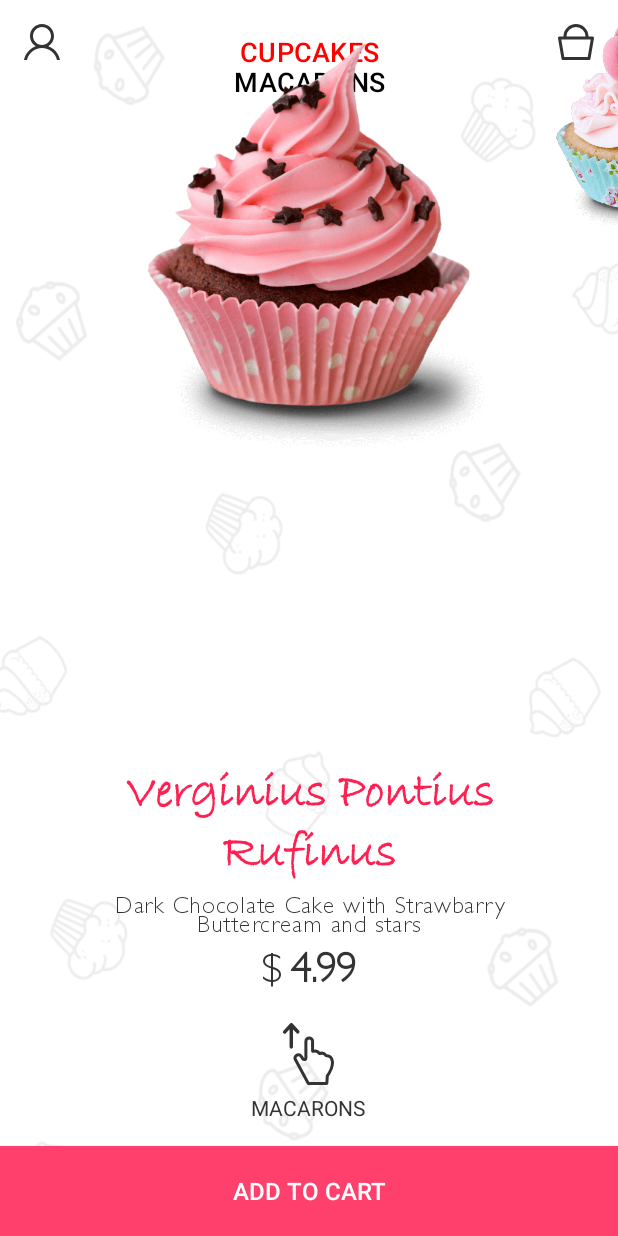
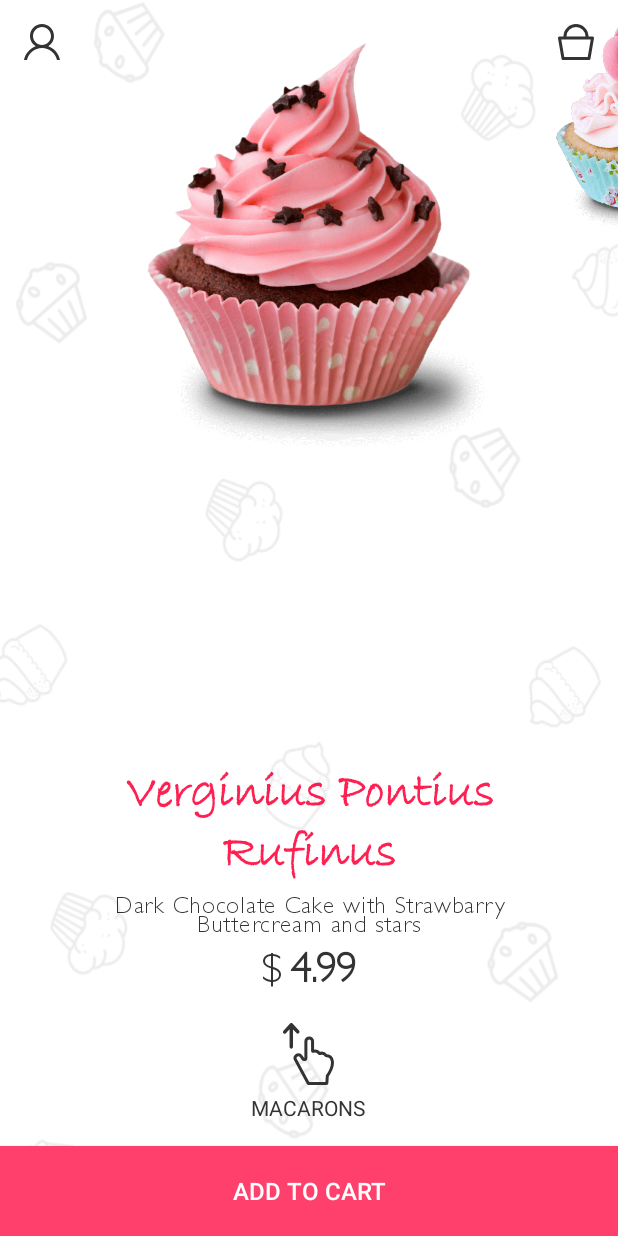
Before and after one commit to softermii/babalex, an Android app: the screen it shows after launch (MainActivity), on a phone screen of 412 x 824 dp. Run offline under Robolectric (Android 15) with nearby library versions, the light colour scheme and no system bars.

Commit message:
- categories RecyclerView scroll positions and behaviour corrections

```diff
--- a/app/src/main/java/com/shakenbeer/babalex/CategoryAdapter.java
+++ b/app/src/main/java/com/shakenbeer/babalex/CategoryAdapter.java
@@ -1,6 +1,9 @@
 package com.shakenbeer.babalex;
 
+import android.content.Context;
 import android.graphics.Color;
+import android.graphics.Paint;
+import android.graphics.Typeface;
 import android.support.v7.widget.RecyclerView;
 import android.view.LayoutInflater;
 import android.view.View;
@@ -17,10 +20,15 @@ class CategoryAdapter extends RecyclerView.Adapter<CategoryAdapter.CategoryViewH
 
     private static final String TAG = "CategoryAdapter";
     private int selected;
+    private Context context;
     private List<Category> items = new ArrayList<>();
 
-    CategoryAdapter(List<Category> categories) {
+    private final Typeface gillSansLight;
+
+    CategoryAdapter(Context context, List<Category> categories) {
+        this.context = context;
         this.items = categories;
+        gillSansLight = Typeface.createFromAsset(context.getAssets(), "GillSansLight.ttf");
     }
 
     @Override
@@ -35,9 +43,15 @@ class CategoryAdapter extends RecyclerView.Adapter<CategoryAdapter.CategoryViewH
         Category category = items.get(position);
         holder.categoryTextView.setText(category.getName());
         if (position == selected) {
+            holder.categoryTextView.setTypeface(gillSansLight, Typeface.BOLD);
+            holder.categoryTextView.setTextSize(24);
             holder.categoryTextView.setTextColor(Color.RED);
+            holder.categoryTextView.setPaintFlags(holder.categoryTextView.getPaintFlags() | Paint.UNDERLINE_TEXT_FLAG);
         } else {
+            holder.categoryTextView.setTypeface(gillSansLight, Typeface.NORMAL);
+            holder.categoryTextView.setTextSize(18);
             holder.categoryTextView.setTextColor(Color.BLACK);
+            holder.categoryTextView.setPaintFlags(0);
         }
     }
 
--- a/app/src/main/java/com/shakenbeer/babalex/MainActivity.java
+++ b/app/src/main/java/com/shakenbeer/babalex/MainActivity.java
@@ -5,6 +5,7 @@ import android.os.Bundle;
 import android.support.v7.app.AppCompatActivity;
 import android.support.v7.widget.LinearLayoutManager;
 import android.support.v7.widget.RecyclerView;
+import android.util.Log;
 import android.widget.LinearLayout;
 import android.widget.TextView;
 
@@ -17,6 +18,7 @@ import static android.support.v7.widget.RecyclerView.SCROLL_STATE_IDLE;
 
 public class MainActivity extends AppCompatActivity {
 
+    private static final String TAG = "MainActivity";
     private SuperBabalexView superBabalex;
     private SuperBabalexAdapter superBabalexAdapter;
     private TextView babalexItemTitle;
@@ -73,7 +75,7 @@ public class MainActivity extends AppCompatActivity {
         babalexItemPrice.setTypeface(textRegularTypeface, Typeface.BOLD);
         babalexCurrencySign.setTypeface(textRegularTypeface);
 
-        categoryAdapter = new CategoryAdapter(Storage.animals().getCategories());
+        categoryAdapter = new CategoryAdapter(this, Storage.animals().getCategories());
         scrollLinearLayoutManager = new SmoothScrollLinearLayoutManager(this, LinearLayoutManager.VERTICAL, false);
         categoriesRecyclerView = (RecyclerView) findViewById(R.id.categories);
         categoriesManager = new CategoriesRecyclerViewManager(categoriesRecyclerView,
@@ -121,8 +123,9 @@ public class MainActivity extends AppCompatActivity {
                 I used this dependency:  ((shiftByY * 1.2f) / imageHeight).
                 1.2f is a little adjustment for the animation acceleration.
              */
-            float translationY = shiftByY * 0.4f + ((shiftByY * 1.2f) / imageHeight);
+            float translationY = shiftByY * .7f + ((shiftByY * 1.2f) / imageHeight);
             categoriesRecyclerView.setTranslationY(translationY);
+            categoriesRecyclerView.setAlpha(shiftByY * 1.08f / imageHeight);
             float scaleFactor = 1 + .25f * ((float) shiftByY / imageHeight);
             categoriesRecyclerView.setScaleX(scaleFactor);
             categoriesRecyclerView.setScaleY(scaleFactor);
@@ -130,6 +133,7 @@ public class MainActivity extends AppCompatActivity {
 
         @Override
         public void categoryChanged(int activePosition) {
+            Log.d(TAG, "categoryChanged: " + activePosition);
             categoriesManager.onCategoryChanged(activePosition);
             categoryAdapter.setSelected(activePosition);
         }
--- a/app/src/main/java/com/shakenbeer/babalex/SuperBabalexView.java
+++ b/app/src/main/java/com/shakenbeer/babalex/SuperBabalexView.java
@@ -13,6 +13,7 @@ import android.util.Log;
 public class SuperBabalexView extends RecyclerView {
 
     private final SnapHelper snapperCarr = new PagerSnapHelper();
+    private static final String TAG = "SuperBabalexView";
 
     private BabalexView target;
     private int changeCategoryEdge = 0;
@@ -46,8 +47,8 @@ public class SuperBabalexView extends RecyclerView {
     protected void onLayout(boolean changed, int l, int t, int r, int b) {
         super.onLayout(changed, l, t, r, b);
         BabalexView babalexView = (BabalexView) getChildAt(0);
-        Log.d("SuperBabalexView", "onLayout image = " + babalexView.getImageHeight() + "");
-        changeCategoryEdge = (int) (-0.8f * babalexView.getImageHeight());
+        changeCategoryEdge = (int) (-0.4f * babalexView.getHeight());
+        Log.d(TAG, "onLayout image = " + babalexView.getImageHeight() + ", changeCategoryEdge = " + changeCategoryEdge);
     }
 
     @Override
@@ -63,13 +64,12 @@ public class SuperBabalexView extends RecyclerView {
             BabalexView firstChild = (BabalexView) getChildAt(0);
 
             int firstChildCategory = findContainingViewHolder(firstChild).getAdapterPosition();
+            //moving down
+            if (dy > 0 && prevFirstChildY > changeCategoryEdge && firstChild.getY() * 1.1f < changeCategoryEdge) {
+                scrollListener.categoryChanged(firstChildCategory + 1);
+            }
             //moving up
-            if (prevFirstChildY > changeCategoryEdge && firstChild.getY() < changeCategoryEdge) {
-                scrollListener.categoryChanged(firstChildCategory + 1);
-
-            }
-            //moving down
-            else if (prevFirstChildY < changeCategoryEdge && firstChild.getY() > changeCategoryEdge) {
+            else if (dy < 0 && prevFirstChildY < changeCategoryEdge && firstChild.getY() * 0.9f > changeCategoryEdge) {
                 scrollListener.categoryChanged(firstChildCategory);
             }
 
--- a/app/src/main/res/layout/item_category.xml
+++ b/app/src/main/res/layout/item_category.xml
@@ -3,9 +3,7 @@
     android:id="@+id/category_textView"
     android:layout_width="match_parent"
     android:layout_height="@dimen/category_item_recycler_view_height"
-    android:fontFamily="sans-serif-medium"
     android:gravity="center"
-    android:textAllCaps="true"
-    android:textSize="18sp">
+    android:textAllCaps="false">
 
 </TextView>
--- a/app/src/main/res/layout/item_super_babalex.xml
+++ b/app/src/main/res/layout/item_super_babalex.xml
@@ -6,6 +6,6 @@
     android:layout_width="match_parent"
     android:layout_height="match_parent"
     android:clipToPadding="false"
-    android:layout_marginTop="16dp"
+    android:paddingTop="16dp"
     android:paddingStart="@dimen/superbabalex_padding_left"
     android:paddingEnd="@dimen/superbabalex_padding_right" />
--- a/app/src/main/res/values/dimens.xml
+++ b/app/src/main/res/values/dimens.xml
@@ -1,7 +1,7 @@
 <?xml version="1.0" encoding="utf-8"?>
 <resources>
-    <dimen name="categories_recycler_view_height">100dp</dimen>
-    <dimen name="category_item_recycler_view_height">20dp</dimen>
+    <dimen name="categories_recycler_view_height">135dp</dimen>
+    <dimen name="category_item_recycler_view_height">27dp</dimen>
     <dimen name="superbabalex_padding_right">62dp</dimen>
     <dimen name="superbabalex_padding_left">62dp</dimen>
 </resources>
```
